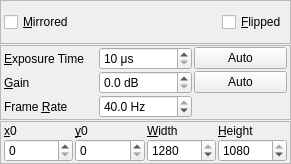
The window that jansenlib/video/QSpinnaker/QSpinnakerWidget.ui (davidgrier/pyfab) describes before a commit, drawn with Qt 5.
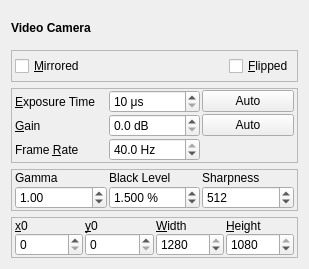
The same window after the commit.

Commit message: set gamma, black level and sharpness

The edit to the form file:
```diff
--- a/jansenlib/video/QSpinnaker/QSpinnakerWidget.ui
+++ b/jansenlib/video/QSpinnaker/QSpinnakerWidget.ui
@@ -6,8 +6,8 @@
    <rect>
     <x>0</x>
     <y>0</y>
-    <width>291</width>
-    <height>164</height>
+    <width>309</width>
+    <height>269</height>
    </rect>
   </property>
   <property name="windowTitle">
@@ -17,12 +17,19 @@
    <string>Control Spinnaker camera</string>
   </property>
   <layout class="QVBoxLayout" name="verticalLayout">
-   <property name="spacing">
-    <number>1</number>
-   </property>
-   <property name="margin">
-    <number>0</number>
-   </property>
+   <item>
+    <widget class="QLabel" name="label">
+     <property name="font">
+      <font>
+       <weight>75</weight>
+       <bold>true</bold>
+      </font>
+     </property>
+     <property name="text">
+      <string>Video Camera</string>
+     </property>
+    </widget>
+   </item>
    <item>
     <widget class="QFrame" name="frameFlip">
      <property name="frameShape">
@@ -226,6 +233,102 @@
      </layout>
     </widget>
    </item>
+   <item>
+    <widget class="QFrame" name="frame">
+     <property name="frameShape">
+      <enum>QFrame::StyledPanel</enum>
+     </property>
+     <property name="frameShadow">
+      <enum>QFrame::Raised</enum>
+     </property>
+     <layout class="QGridLayout" name="gridLayout_3">
+      <property name="leftMargin">
+       <number>3</number>
+      </property>
+      <property name="topMargin">
+       <number>1</number>
+      </property>
+      <property name="rightMargin">
+       <number>3</number>
+      </property>
+      <property name="bottomMargin">
+       <number>1</number>
+      </property>
+      <property name="horizontalSpacing">
+       <number>2</number>
+      </property>
+      <property name="verticalSpacing">
+       <number>1</number>
+      </property>
+      <item row="0" column="0">
+       <widget class="QLabel" name="labelgamma">
+        <property name="text">
+         <string>Gamma</string>
+        </property>
+       </widget>
+      </item>
+      <item row="0" column="1">
+       <widget class="QLabel" name="labelblacklevel">
+        <property name="text">
+         <string>Black Level</string>
+        </property>
+       </widget>
+      </item>
+      <item row="0" column="2">
+       <widget class="QLabel" name="labelsharpness">
+        <property name="text">
+         <string>Sharpness</string>
+        </property>
+       </widget>
+      </item>
+      <item row="1" column="0">
+       <widget class="QDoubleSpinBox" name="gamma">
+        <property name="minimum">
+         <double>0.500000000000000</double>
+        </property>
+        <property name="maximum">
+         <double>4.000000000000000</double>
+        </property>
+        <property name="singleStep">
+         <double>0.100000000000000</double>
+        </property>
+        <property name="value">
+         <double>1.000000000000000</double>
+        </property>
+       </widget>
+      </item>
+      <item row="1" column="1">
+       <widget class="QDoubleSpinBox" name="blacklevel">
+        <property name="suffix">
+         <string> %</string>
+        </property>
+        <property name="decimals">
+         <number>3</number>
+        </property>
+        <property name="singleStep">
+         <double>0.100000000000000</double>
+        </property>
+        <property name="value">
+         <double>1.500000000000000</double>
+        </property>
+       </widget>
+      </item>
+      <item row="1" column="2">
+       <widget class="QSpinBox" name="sharpness">
+        <property name="minimum">
+         <number>1</number>
+        </property>
+        <property name="maximum">
+         <number>1024</number>
+        </property>
+        <property name="value">
+         <number>512</number>
+        </property>
+       </widget>
+      </item>
+     </layout>
+    </widget>
+   </item>
    <item>
     <widget class="QFrame" name="frameGeometry">
      <property name="frameShape">
```
Left out of the diff: 42 changed lines with no effect on the pictures. The commit also changes 1 other file.
